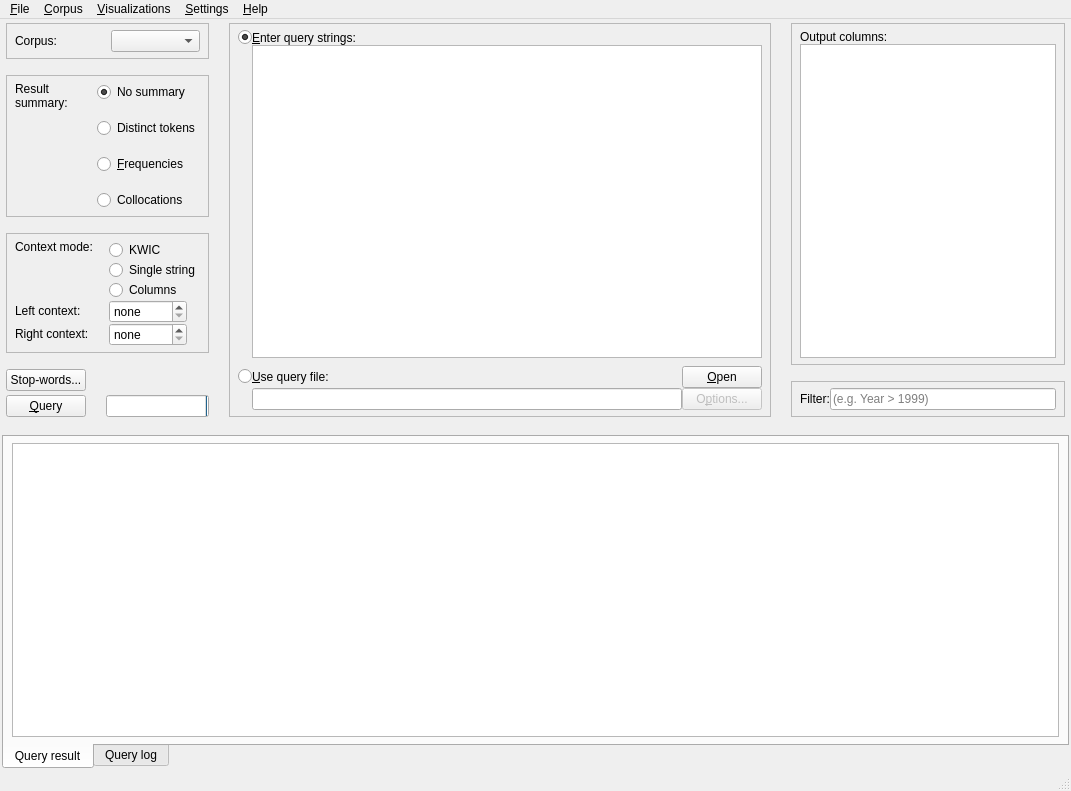
First picture: the form in coquery/gui/coquery.ui, repository gkunter/coquery, before the edit.
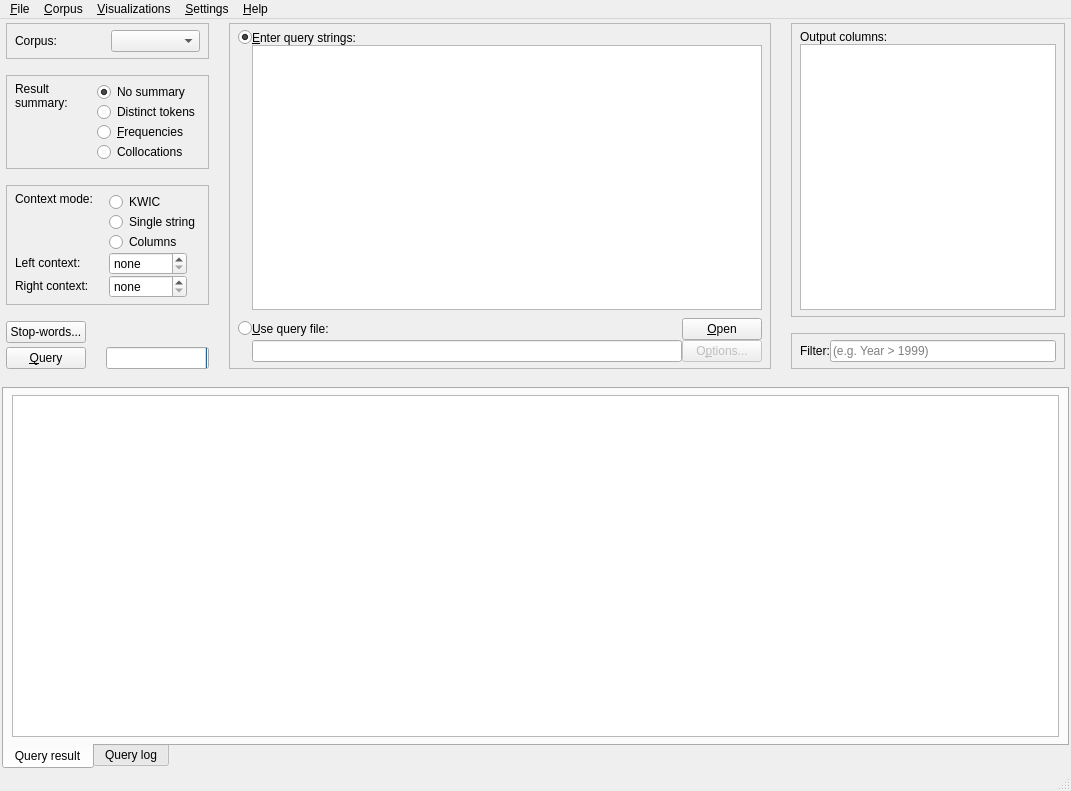
Second picture: the form after the edit. Icons and pictures are not drawn.

The edit to the form file:
```diff
--- a/coquery/gui/coquery.ui
+++ b/coquery/gui/coquery.ui
@@ -208,7 +208,7 @@
             <item>
              <layout class="QVBoxLayout" name="verticalLayout_14">
               <property name="spacing">
-               <number>-1</number>
+               <number>0</number>
               </property>
               <item>
                <widget class="QRadioButton" name="radio_mode_tokens">
@@ -338,7 +338,7 @@
             <item row="0" column="1">
              <layout class="QVBoxLayout" name="verticalLayout_11">
               <property name="spacing">
-               <number>-1</number>
+               <number>0</number>
               </property>
               <item>
                <widget class="QRadioButton" name="radio_context_mode_kwic">
```
